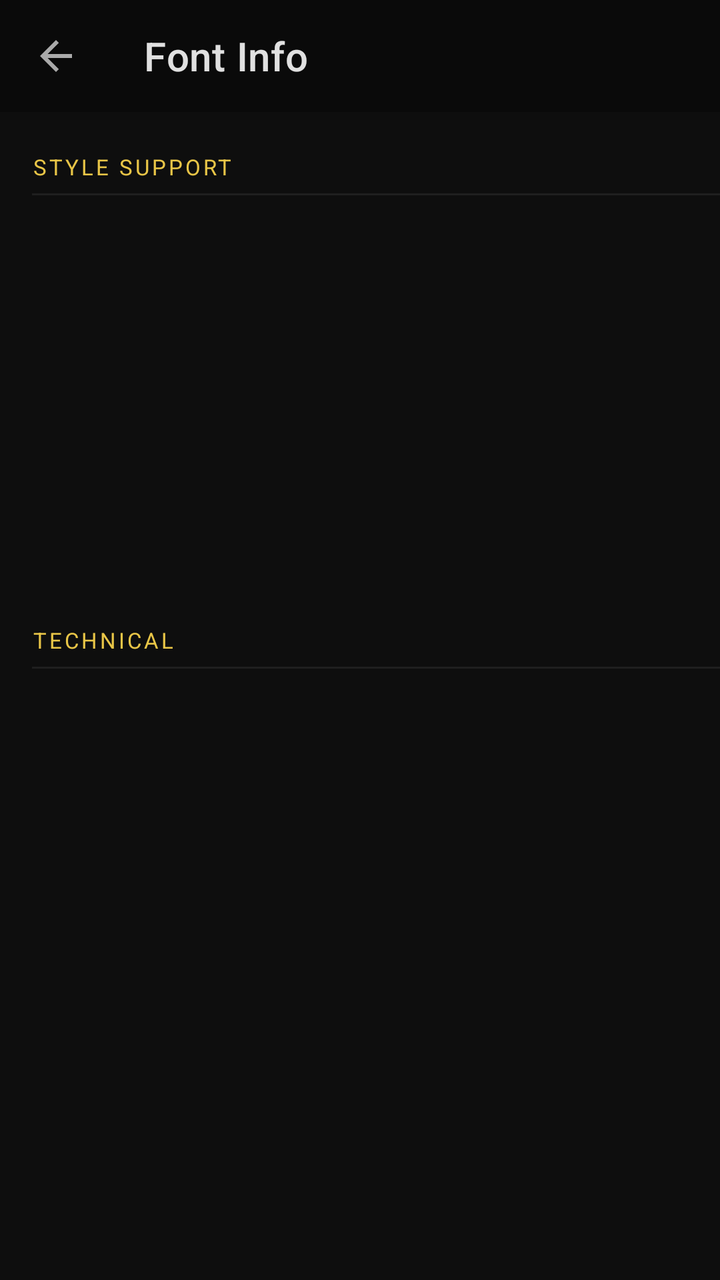
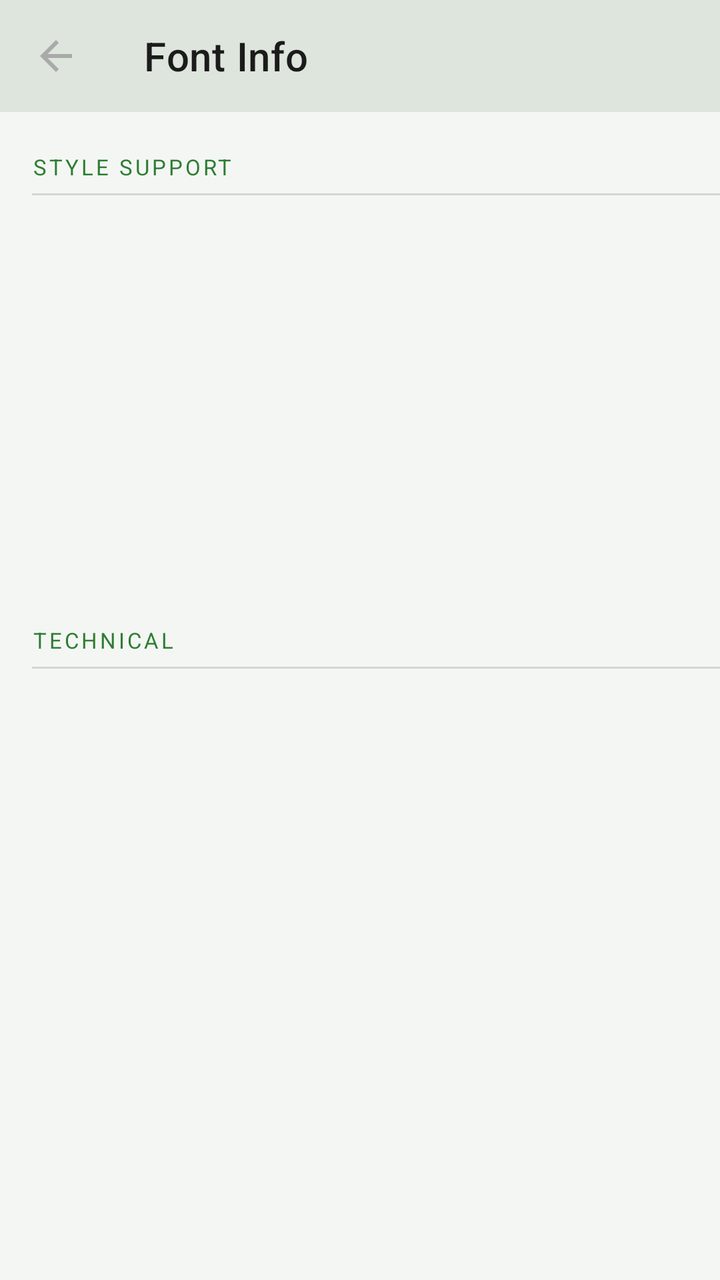

An Android layout rendered at two revisions. The XML below is the earlier revision; the diff shows what the commit changed to produce the second picture.
<!-- AndroidManifest.xml: application theme Theme.FontLens -->
<!-- res/layout/fragment_font_info.xml -->
<?xml version="1.0" encoding="utf-8"?>
<androidx.constraintlayout.widget.ConstraintLayout
    xmlns:android="http://schemas.android.com/apk/res/android"
    xmlns:app="http://schemas.android.com/apk/res-auto"
    android:layout_width="match_parent"
    android:layout_height="match_parent"
    android:background="@color/bg_primary">

    <androidx.appcompat.widget.Toolbar
        android:id="@+id/toolbar"
        android:layout_width="0dp"
        android:layout_height="?attr/actionBarSize"
        android:background="@color/bg_sidebar"
        app:layout_constraintEnd_toEndOf="parent"
        app:layout_constraintStart_toStartOf="parent"
        app:layout_constraintTop_toTopOf="parent"
        app:navigationIcon="@drawable/ic_back"
        app:navigationIconTint="@color/text_secondary"
        app:title="@string/font_info"
        app:titleTextColor="@color/text_primary" />

    <ScrollView
        android:layout_width="0dp"
        android:layout_height="0dp"
        app:layout_constraintBottom_toBottomOf="parent"
        app:layout_constraintEnd_toEndOf="parent"
        app:layout_constraintStart_toStartOf="parent"
        app:layout_constraintTop_toBottomOf="@id/toolbar">

        <LinearLayout
            android:layout_width="match_parent"
            android:layout_height="wrap_content"
            android:orientation="vertical"
            android:paddingBottom="24dp">

            
            <TextView
                android:layout_width="match_parent"
                android:layout_height="wrap_content"
                android:text="@string/style_support"
                android:textColor="@color/accent"
                android:textSize="11sp"
                android:letterSpacing="0.12"
                android:paddingStart="16dp"
                android:paddingEnd="16dp"
                android:paddingTop="20dp"
                android:paddingBottom="6dp" />

            <View android:layout_width="match_parent" android:layout_height="1dp" android:background="@color/divider" android:layout_marginStart="16dp" />

            
            <include layout="@layout/item_info_row" android:id="@+id/row_bold" />
            <include layout="@layout/item_info_row" android:id="@+id/row_italic" />
            <include layout="@layout/item_info_row" android:id="@+id/row_condensed" />
            <include layout="@layout/item_info_row" android:id="@+id/row_extended" />
            <include layout="@layout/item_info_row" android:id="@+id/row_mono" />

            
            <TextView
                android:layout_width="match_parent"
                android:layout_height="wrap_content"
                android:text="@string/technical"
                android:textColor="@color/accent"
                android:textSize="11sp"
                android:letterSpacing="0.12"
                android:paddingStart="16dp"
                android:paddingEnd="16dp"
                android:paddingTop="20dp"
                android:paddingBottom="6dp" />

            <View android:layout_width="match_parent" android:layout_height="1dp" android:background="@color/divider" android:layout_marginStart="16dp" />

            <include layout="@layout/item_info_row" android:id="@+id/row_glyphs" />
            <include layout="@layout/item_info_row" android:id="@+id/row_weight" />
            <include layout="@layout/item_info_row" android:id="@+id/row_upm" />
            <include layout="@layout/item_info_row" android:id="@+id/row_italic_angle" />
            <include layout="@layout/item_info_row" android:id="@+id/row_chars" />
            <include layout="@layout/item_info_row" android:id="@+id/row_tables" />

        </LinearLayout>

    </ScrollView>

</androidx.constraintlayout.widget.ConstraintLayout>
<!-- res/layout/item_info_row.xml (included above) -->
<?xml version="1.0" encoding="utf-8"?>
<LinearLayout
    xmlns:android="http://schemas.android.com/apk/res/android"
    android:layout_width="match_parent"
    android:layout_height="wrap_content"
    android:orientation="horizontal"
    android:paddingStart="16dp"
    android:paddingEnd="16dp"
    android:paddingTop="10dp"
    android:paddingBottom="10dp">

    <TextView
        android:id="@+id/tv_info_key"
        android:layout_width="160dp"
        android:layout_height="wrap_content"
        android:textColor="@color/text_muted"
        android:textSize="13sp" />

    <TextView
        android:id="@+id/tv_info_value"
        android:layout_width="0dp"
        android:layout_height="wrap_content"
        android:layout_weight="1"
        android:layout_marginStart="12dp"
        android:textSize="14sp"
        android:textColor="@color/text_primary" />

</LinearLayout>
<!-- resources referenced by this layout -->
<resources>
  <color name="accent">#E8C547</color>
  <color name="bg_primary">#0E0E0E</color>
  <color name="bg_sidebar">#0A0A0A</color>
  <color name="divider">#1F1F1F</color>
  <color name="text_muted">#666666</color>
  <color name="text_primary">#E0E0E0</color>
  <color name="text_secondary">#AAAAAA</color>
  <!-- drawable ic_back (drawable) -->
  <vector xmlns:android="http://schemas.android.com/apk/res/android" android:width="24dp" android:height="24dp" android:viewportWidth="24" android:viewportHeight="24">
    <path android:fillColor="#AAAAAA" android:pathData="M20,11H7.83l5.59,-5.59L12,4l-8,8 8,8 1.41,-1.41L7.83,13H20v-2z"/>
  </vector>
  <string name="font_info">Font Info</string>
  <string name="style_support">STYLE SUPPORT</string>
  <string name="technical">TECHNICAL</string>
  <style name="Theme.FontLens" parent="Theme.MaterialComponents.DayNight.NoActionBar">
          <item name="colorPrimary">@color/accent</item>
          <item name="colorPrimaryVariant">@color/accent_dim</item>
          <item name="colorOnPrimary">@color/bg_primary</item>
          <item name="colorSecondary">@color/accent</item>
          <item name="colorSurface">@color/bg_surface</item>
          <item name="colorOnSurface">@color/text_primary</item>
          <item name="android:colorBackground">@color/bg_primary</item>
          <item name="android:windowBackground">@color/bg_primary</item>
          <item name="android:statusBarColor">@color/bg_sidebar</item>
          <item name="android:navigationBarColor">@color/bg_sidebar</item>
          <item name="android:textColorPrimary">@color/text_primary</item>
          <item name="android:textColorSecondary">@color/text_secondary</item>
          <item name="materialCardViewStyle">@style/CardStyle</item>
      </style>
  <color name="accent_dim">#1A1800</color>
  <color name="bg_surface">#141414</color>
  <style name="CardStyle" parent="Widget.MaterialComponents.CardView">
          <item name="cardBackgroundColor">@color/bg_surface</item>
          <item name="cardCornerRadius">8dp</item>
          <item name="cardElevation">0dp</item>
          <item name="strokeColor">@color/divider</item>
          <item name="strokeWidth">1dp</item>
      </style>
</resources>

<!-- the commit's change to res/layout/fragment_font_info.xml (unified diff, before → after) -->
@@ -4,20 +4,20 @@
     xmlns:app="http://schemas.android.com/apk/res-auto"
     android:layout_width="match_parent"
     android:layout_height="match_parent"
-    android:background="@color/bg_primary">
+    android:background="?attr/bgPrimary">
 
     <androidx.appcompat.widget.Toolbar
         android:id="@+id/toolbar"
         android:layout_width="0dp"
         android:layout_height="?attr/actionBarSize"
-        android:background="@color/bg_sidebar"
+        android:background="?attr/bgSidebar"
         app:layout_constraintEnd_toEndOf="parent"
         app:layout_constraintStart_toStartOf="parent"
         app:layout_constraintTop_toTopOf="parent"
         app:navigationIcon="@drawable/ic_back"
-        app:navigationIconTint="@color/text_secondary"
+        app:navigationIconTint="?attr/textSecondary"
         app:title="@string/font_info"
-        app:titleTextColor="@color/text_primary" />
+        app:titleTextColor="?attr/textPrimary" />
 
     <ScrollView
         android:layout_width="0dp"
@@ -38,7 +38,7 @@
                 android:layout_width="match_parent"
                 android:layout_height="wrap_content"
                 android:text="@string/style_support"
-                android:textColor="@color/accent"
+                android:textColor="?attr/accentColor"
                 android:textSize="11sp"
                 android:letterSpacing="0.12"
                 android:paddingStart="16dp"
@@ -46,7 +46,7 @@
                 android:paddingTop="20dp"
                 android:paddingBottom="6dp" />
 
-            <View android:layout_width="match_parent" android:layout_height="1dp" android:background="@color/divider" android:layout_marginStart="16dp" />
+            <View android:layout_width="match_parent" android:layout_height="1dp" android:background="?attr/dividerColor" android:layout_marginStart="16dp" />
 
             
             <include layout="@layout/item_info_row" android:id="@+id/row_bold" />
@@ -60,7 +60,7 @@
                 android:layout_width="match_parent"
                 android:layout_height="wrap_content"
                 android:text="@string/technical"
-                android:textColor="@color/accent"
+                android:textColor="?attr/accentColor"
                 android:textSize="11sp"
                 android:letterSpacing="0.12"
                 android:paddingStart="16dp"
@@ -68,7 +68,7 @@
                 android:paddingTop="20dp"
                 android:paddingBottom="6dp" />
 
-            <View android:layout_width="match_parent" android:layout_height="1dp" android:background="@color/divider" android:layout_marginStart="16dp" />
+            <View android:layout_width="match_parent" android:layout_height="1dp" android:background="?attr/dividerColor" android:layout_marginStart="16dp" />
 
             <include layout="@layout/item_info_row" android:id="@+id/row_glyphs" />
             <include layout="@layout/item_info_row" android:id="@+id/row_weight" />
@@ -98,7 +98,7 @@
         android:id="@+id/tv_info_key"
         android:layout_width="160dp"
         android:layout_height="wrap_content"
-        android:textColor="@color/text_muted"
+        android:textColor="?attr/textMuted"
         android:textSize="13sp" />
 
     <TextView
@@ -108,6 +108,6 @@
         android:layout_weight="1"
         android:layout_marginStart="12dp"
         android:textSize="14sp"
-        android:textColor="@color/text_primary" />
+        android:textColor="?attr/textPrimary" />
 
 </LinearLayout>
<!-- resource entries referenced after the edit -->
@@ -1,12 +1,5 @@
 <!-- resources referenced by this layout -->
 <resources>
-  <color name="accent">#E8C547</color>
-  <color name="bg_primary">#0E0E0E</color>
-  <color name="bg_sidebar">#0A0A0A</color>
-  <color name="divider">#1F1F1F</color>
-  <color name="text_muted">#666666</color>
-  <color name="text_primary">#E0E0E0</color>
-  <color name="text_secondary">#AAAAAA</color>
   <!-- drawable ic_back (drawable) -->
   <vector xmlns:android="http://schemas.android.com/apk/res/android" android:width="24dp" android:height="24dp" android:viewportWidth="24" android:viewportHeight="24">
     <path android:fillColor="#AAAAAA" android:pathData="M20,11H7.83l5.59,-5.59L12,4l-8,8 8,8 1.41,-1.41L7.83,13H20v-2z"/>
@@ -14,29 +7,43 @@
   <string name="font_info">Font Info</string>
   <string name="style_support">STYLE SUPPORT</string>
   <string name="technical">TECHNICAL</string>
-  <style name="Theme.FontLens" parent="Theme.MaterialComponents.DayNight.NoActionBar">
-          <item name="colorPrimary">@color/accent</item>
-          <item name="colorPrimaryVariant">@color/accent_dim</item>
-          <item name="colorOnPrimary">@color/bg_primary</item>
-          <item name="colorSecondary">@color/accent</item>
-          <item name="colorSurface">@color/bg_surface</item>
-          <item name="colorOnSurface">@color/text_primary</item>
-          <item name="android:colorBackground">@color/bg_primary</item>
-          <item name="android:windowBackground">@color/bg_primary</item>
-          <item name="android:statusBarColor">@color/bg_sidebar</item>
-          <item name="android:navigationBarColor">@color/bg_sidebar</item>
-          <item name="android:textColorPrimary">@color/text_primary</item>
-          <item name="android:textColorSecondary">@color/text_secondary</item>
-          <item name="materialCardViewStyle">@style/CardStyle</item>
+  <style name="Theme.FontLens" parent="Theme.FontLens.Green.Light" />
+  <style name="Theme.FontLens.Green.Light" parent="Theme.MaterialComponents.Light.NoActionBar">
+          <item name="colorPrimary">@color/green_light_accent</item>
+          <item name="colorPrimaryVariant">@color/green_light_accent_dim</item>
+          <item name="colorOnPrimary">#FFFFFF</item>
+          <item name="colorSecondary">@color/green_light_accent</item>
+          <item name="colorSurface">@color/green_light_bg_surface</item>
+          <item name="colorOnSurface">@color/green_light_text_primary</item>
+          <item name="android:colorBackground">@color/green_light_bg_primary</item>
+          <item name="android:windowBackground">@color/green_light_bg_primary</item>
+          <item name="android:statusBarColor">@color/green_light_bg_sidebar</item>
+          <item name="android:navigationBarColor">@color/green_light_bg_sidebar</item>
+          <item name="android:textColorPrimary">@color/green_light_text_primary</item>
+          <item name="android:textColorSecondary">@color/green_light_text_secondary</item>
+          
+          <item name="bgPrimary">@color/green_light_bg_primary</item>
+          <item name="bgSurface">@color/green_light_bg_surface</item>
+          <item name="bgElevated">@color/green_light_bg_elevated</item>
+          <item name="bgSidebar">@color/green_light_bg_sidebar</item>
+          <item name="accentColor">@color/green_light_accent</item>
+          <item name="accentDim">@color/green_light_accent_dim</item>
+          <item name="textPrimary">@color/green_light_text_primary</item>
+          <item name="textSecondary">@color/green_light_text_secondary</item>
+          <item name="textMuted">@color/green_light_text_muted</item>
+          <item name="dividerColor">@color/green_light_divider</item>
+          <item name="borderColor">@color/green_light_border</item>
       </style>
-  <color name="accent_dim">#1A1800</color>
-  <color name="bg_surface">#141414</color>
-  <style name="CardStyle" parent="Widget.MaterialComponents.CardView">
-          <item name="cardBackgroundColor">@color/bg_surface</item>
-          <item name="cardCornerRadius">8dp</item>
-          <item name="cardElevation">0dp</item>
-          <item name="strokeColor">@color/divider</item>
-          <item name="strokeWidth">1dp</item>
-      </style>
+  <color name="green_light_accent">#2E7D32</color>
+  <color name="green_light_accent_dim">#C8E6C9</color>
+  <color name="green_light_bg_surface">#FFFFFF</color>
+  <color name="green_light_text_primary">#1B1B1B</color>
+  <color name="green_light_bg_primary">#F4F6F4</color>
+  <color name="green_light_bg_sidebar">#DDE5DD</color>
+  <color name="green_light_text_secondary">#4A4A4A</color>
+  <color name="green_light_bg_elevated">#EAEEEA</color>
+  <color name="green_light_text_muted">#888888</color>
+  <color name="green_light_divider">#D0D9D0</color>
+  <color name="green_light_border">#B8C8B8</color>
 </resources>
 
